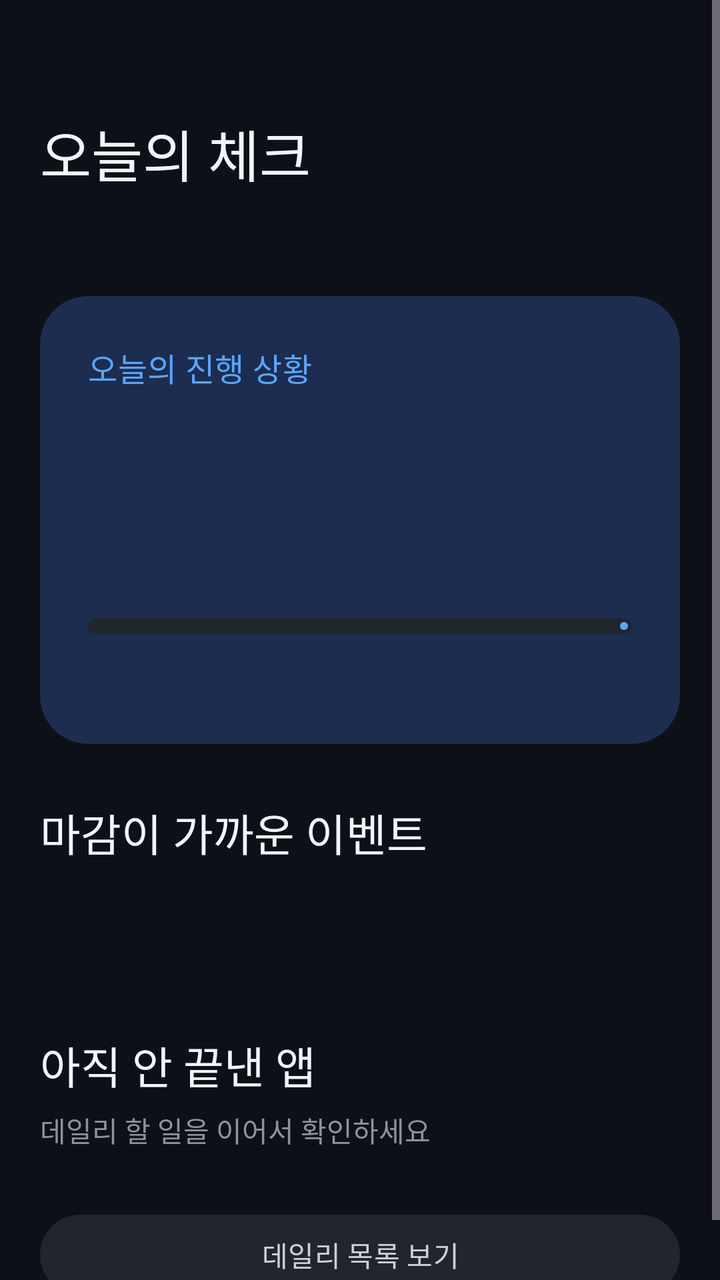
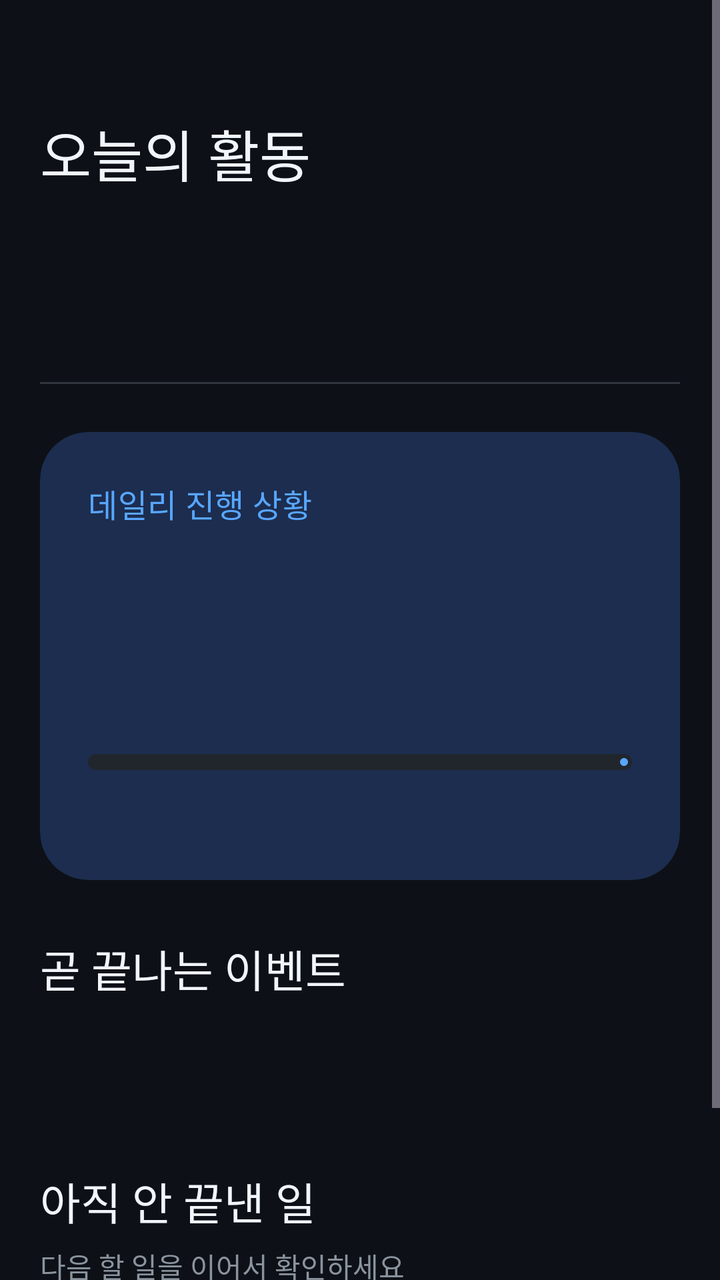

Compare the two renders of this Android layout. The source of the first and the diff that turns it into the second are given below.
<!-- AndroidManifest.xml: application theme Theme.HomeworkTracker -->
<!-- res/layout/fragment_home.xml -->
<?xml version="1.0" encoding="utf-8"?>
<ScrollView xmlns:android="http://schemas.android.com/apk/res/android" xmlns:app="http://schemas.android.com/apk/res-auto"
 android:layout_width="match_parent" android:layout_height="match_parent" android:fillViewport="true" android:background="?attr/colorSurface">
 <LinearLayout android:layout_width="match_parent" android:layout_height="wrap_content" android:orientation="vertical" android:padding="20dp">
  <TextView android:layout_width="match_parent" android:layout_height="wrap_content" android:layout_marginTop="36dp" android:text="오늘의 체크" android:textAppearance="@style/TextAppearance.Material3.HeadlineMedium" android:textColor="?attr/colorOnSurface" />
  <TextView android:id="@+id/tvTodayDate" android:layout_width="match_parent" android:layout_height="wrap_content" android:layout_marginTop="8dp" android:textColor="?attr/colorOnSurfaceVariant" />
  <com.google.android.material.card.MaterialCardView android:layout_width="match_parent" android:layout_height="wrap_content" android:layout_marginTop="24dp" app:cardCornerRadius="24dp" app:cardBackgroundColor="?attr/colorPrimaryContainer" app:strokeWidth="0dp">
   <LinearLayout android:layout_width="match_parent" android:layout_height="wrap_content" android:orientation="vertical" android:padding="24dp">
    <TextView android:layout_width="match_parent" android:layout_height="wrap_content" android:text="오늘의 진행 상황" android:textColor="?attr/colorOnPrimaryContainer" android:textAppearance="@style/TextAppearance.Material3.TitleMedium" />
    <TextView android:id="@+id/tvProgressPercent" android:layout_width="match_parent" android:layout_height="wrap_content" android:layout_marginTop="12dp" android:textSize="44sp" android:textStyle="bold" android:textColor="?attr/colorOnSurface" />
    <TextView android:id="@+id/tvProgressSummary" android:layout_width="match_parent" android:layout_height="wrap_content" android:layout_marginTop="4dp" android:textColor="?attr/colorOnSurface" />
    <com.google.android.material.progressindicator.LinearProgressIndicator android:id="@+id/homeProgress" android:layout_width="match_parent" android:layout_height="wrap_content" android:layout_marginTop="20dp" android:max="100" app:trackThickness="8dp" app:trackCornerRadius="4dp" app:indicatorColor="?attr/colorOnPrimaryContainer" />
    <TextView android:id="@+id/tvHomeEncouragement" android:layout_width="match_parent" android:layout_height="wrap_content" android:layout_marginTop="12dp" android:textColor="?attr/colorOnPrimaryContainer" />
   </LinearLayout>
  </com.google.android.material.card.MaterialCardView>
  <TextView android:layout_width="match_parent" android:layout_height="wrap_content" android:layout_marginTop="28dp" android:text="마감이 가까운 이벤트" android:textAppearance="@style/TextAppearance.Material3.TitleLarge" android:textColor="?attr/colorOnSurface" />
  <LinearLayout android:id="@+id/homeEvents" android:layout_width="match_parent" android:layout_height="wrap_content" android:layout_marginTop="12dp" android:orientation="vertical" />
  <com.google.android.material.button.MaterialButton android:id="@+id/homeExpiredToggle" style="@style/Widget.Material3.Button.TextButton" android:layout_width="match_parent" android:layout_height="wrap_content" android:minHeight="48dp" />
  <LinearLayout android:id="@+id/homeExpiredEvents" android:layout_width="match_parent" android:layout_height="wrap_content" android:orientation="vertical" android:visibility="gone" />
  <TextView android:layout_width="match_parent" android:layout_height="wrap_content" android:layout_marginTop="24dp" android:text="아직 안 끝낸 앱" android:textAppearance="@style/TextAppearance.Material3.TitleLarge" android:textColor="?attr/colorOnSurface" />
  <TextView android:layout_width="match_parent" android:layout_height="wrap_content" android:layout_marginTop="6dp" android:text="데일리 할 일을 이어서 확인하세요" android:textColor="?attr/colorOnSurfaceVariant" />
  <LinearLayout android:id="@+id/homePendingApps" android:layout_width="match_parent" android:layout_height="wrap_content" android:layout_marginTop="12dp" android:orientation="vertical" />
  <com.google.android.material.button.MaterialButton android:id="@+id/btnGoDaily" style="@style/Widget.Material3.Button.TonalButton" android:layout_width="match_parent" android:layout_height="wrap_content" android:layout_marginTop="16dp" android:text="데일리 목록 보기" />
 </LinearLayout>
</ScrollView>
<!-- resources referenced by this layout -->
<resources>
  <style name="Theme.HomeworkTracker" parent="Base.Theme.HomeworkTracker" />
  <style name="Base.Theme.HomeworkTracker" parent="Theme.Material3.Dark.NoActionBar">
          <item name="colorPrimary">@color/md_primary</item>
          <item name="colorOnPrimary">@color/md_on_primary</item>
          <item name="colorPrimaryContainer">@color/md_primary_container</item>
          <item name="colorOnPrimaryContainer">@color/md_on_primary_container</item>
          <item name="colorSecondary">@color/md_secondary</item>
          <item name="colorOnSecondary">@color/md_on_secondary</item>
          <item name="colorSecondaryContainer">@color/md_secondary_container</item>
          <item name="colorOnSecondaryContainer">@color/md_on_secondary_container</item>
          <item name="colorError">@color/md_error</item>
          <item name="android:colorBackground">@color/md_surface</item>
          <item name="colorSurface">@color/md_surface</item>
          <item name="colorOnSurface">@color/md_on_surface</item>
          <item name="colorSurfaceVariant">@color/md_surface_variant</item>
          <item name="colorOnSurfaceVariant">@color/md_on_surface_variant</item>
          <item name="colorOutlineVariant">@color/md_outline_variant</item>
      </style>
  <color name="md_primary">#2F81F7</color>
  <color name="md_on_primary">#0D1117</color>
  <color name="md_primary_container">#1C2D4F</color>
  <color name="md_on_primary_container">#58A6FF</color>
  <color name="md_secondary">#8B949E</color>
  <color name="md_on_secondary">#0D1117</color>
  <color name="md_secondary_container">#21262D</color>
  <color name="md_on_secondary_container">#C9D1D9</color>
  <color name="md_error">#F85149</color>
  <color name="md_surface">#0D1117</color>
  <color name="md_on_surface">#F0F6FC</color>
  <color name="md_surface_variant">#161B22</color>
  <color name="md_on_surface_variant">#8B949E</color>
  <color name="md_outline_variant">#30363D</color>
</resources>

<!-- the commit's change to res/layout/fragment_home.xml (unified diff, before → after) -->
@@ -2,23 +2,24 @@
 <ScrollView xmlns:android="http://schemas.android.com/apk/res/android" xmlns:app="http://schemas.android.com/apk/res-auto"
  android:layout_width="match_parent" android:layout_height="match_parent" android:fillViewport="true" android:background="?attr/colorSurface">
  <LinearLayout android:layout_width="match_parent" android:layout_height="wrap_content" android:orientation="vertical" android:padding="20dp">
-  <TextView android:layout_width="match_parent" android:layout_height="wrap_content" android:layout_marginTop="36dp" android:text="오늘의 체크" android:textAppearance="@style/TextAppearance.Material3.HeadlineMedium" android:textColor="?attr/colorOnSurface" />
+  <TextView android:layout_width="match_parent" android:layout_height="wrap_content" android:layout_marginTop="36dp" android:text="오늘의 활동" android:textAppearance="@style/TextAppearance.Material3.HeadlineMedium" android:textColor="?attr/colorOnSurface" />
   <TextView android:id="@+id/tvTodayDate" android:layout_width="match_parent" android:layout_height="wrap_content" android:layout_marginTop="8dp" android:textColor="?attr/colorOnSurfaceVariant" />
-  <com.google.android.material.card.MaterialCardView android:layout_width="match_parent" android:layout_height="wrap_content" android:layout_marginTop="24dp" app:cardCornerRadius="24dp" app:cardBackgroundColor="?attr/colorPrimaryContainer" app:strokeWidth="0dp">
+  <com.google.android.material.tabs.TabLayout android:id="@+id/homeProgressTabs" android:layout_width="match_parent" android:layout_height="wrap_content" android:layout_marginTop="20dp" app:tabMode="fixed" app:tabGravity="fill" app:tabTextColor="?attr/colorOnSurfaceVariant" app:tabSelectedTextColor="?attr/colorOnSurface" />
+  <com.google.android.material.card.MaterialCardView android:id="@+id/homeProgressCard" android:layout_width="match_parent" android:layout_height="wrap_content" android:layout_marginTop="24dp" app:cardCornerRadius="24dp" app:cardBackgroundColor="?attr/colorPrimaryContainer" app:strokeWidth="0dp">
    <LinearLayout android:layout_width="match_parent" android:layout_height="wrap_content" android:orientation="vertical" android:padding="24dp">
-    <TextView android:layout_width="match_parent" android:layout_height="wrap_content" android:text="오늘의 진행 상황" android:textColor="?attr/colorOnPrimaryContainer" android:textAppearance="@style/TextAppearance.Material3.TitleMedium" />
+    <TextView android:layout_width="match_parent" android:layout_height="wrap_content" android:id="@+id/homeProgressTitle" android:text="데일리 진행 상황" android:textColor="?attr/colorOnPrimaryContainer" android:textAppearance="@style/TextAppearance.Material3.TitleMedium" />
     <TextView android:id="@+id/tvProgressPercent" android:layout_width="match_parent" android:layout_height="wrap_content" android:layout_marginTop="12dp" android:textSize="44sp" android:textStyle="bold" android:textColor="?attr/colorOnSurface" />
     <TextView android:id="@+id/tvProgressSummary" android:layout_width="match_parent" android:layout_height="wrap_content" android:layout_marginTop="4dp" android:textColor="?attr/colorOnSurface" />
     <com.google.android.material.progressindicator.LinearProgressIndicator android:id="@+id/homeProgress" android:layout_width="match_parent" android:layout_height="wrap_content" android:layout_marginTop="20dp" android:max="100" app:trackThickness="8dp" app:trackCornerRadius="4dp" app:indicatorColor="?attr/colorOnPrimaryContainer" />
     <TextView android:id="@+id/tvHomeEncouragement" android:layout_width="match_parent" android:layout_height="wrap_content" android:layout_marginTop="12dp" android:textColor="?attr/colorOnPrimaryContainer" />
    </LinearLayout>
   </com.google.android.material.card.MaterialCardView>
-  <TextView android:layout_width="match_parent" android:layout_height="wrap_content" android:layout_marginTop="28dp" android:text="마감이 가까운 이벤트" android:textAppearance="@style/TextAppearance.Material3.TitleLarge" android:textColor="?attr/colorOnSurface" />
+  <TextView android:layout_width="match_parent" android:layout_height="wrap_content" android:layout_marginTop="28dp" android:text="곧 끝나는 이벤트" android:textAppearance="@style/TextAppearance.Material3.TitleLarge" android:textColor="?attr/colorOnSurface" />
   <LinearLayout android:id="@+id/homeEvents" android:layout_width="match_parent" android:layout_height="wrap_content" android:layout_marginTop="12dp" android:orientation="vertical" />
   <com.google.android.material.button.MaterialButton android:id="@+id/homeExpiredToggle" style="@style/Widget.Material3.Button.TextButton" android:layout_width="match_parent" android:layout_height="wrap_content" android:minHeight="48dp" />
   <LinearLayout android:id="@+id/homeExpiredEvents" android:layout_width="match_parent" android:layout_height="wrap_content" android:orientation="vertical" android:visibility="gone" />
-  <TextView android:layout_width="match_parent" android:layout_height="wrap_content" android:layout_marginTop="24dp" android:text="아직 안 끝낸 앱" android:textAppearance="@style/TextAppearance.Material3.TitleLarge" android:textColor="?attr/colorOnSurface" />
-  <TextView android:layout_width="match_parent" android:layout_height="wrap_content" android:layout_marginTop="6dp" android:text="데일리 할 일을 이어서 확인하세요" android:textColor="?attr/colorOnSurfaceVariant" />
+  <TextView android:layout_width="match_parent" android:layout_height="wrap_content" android:layout_marginTop="24dp" android:text="아직 안 끝낸 일" android:textAppearance="@style/TextAppearance.Material3.TitleLarge" android:textColor="?attr/colorOnSurface" />
+  <TextView android:layout_width="match_parent" android:layout_height="wrap_content" android:layout_marginTop="6dp" android:text="다음 할 일을 이어서 확인하세요" android:textColor="?attr/colorOnSurfaceVariant" />
   <LinearLayout android:id="@+id/homePendingApps" android:layout_width="match_parent" android:layout_height="wrap_content" android:layout_marginTop="12dp" android:orientation="vertical" />
   <com.google.android.material.button.MaterialButton android:id="@+id/btnGoDaily" style="@style/Widget.Material3.Button.TonalButton" android:layout_width="match_parent" android:layout_height="wrap_content" android:layout_marginTop="16dp" android:text="데일리 목록 보기" />
  </LinearLayout>
